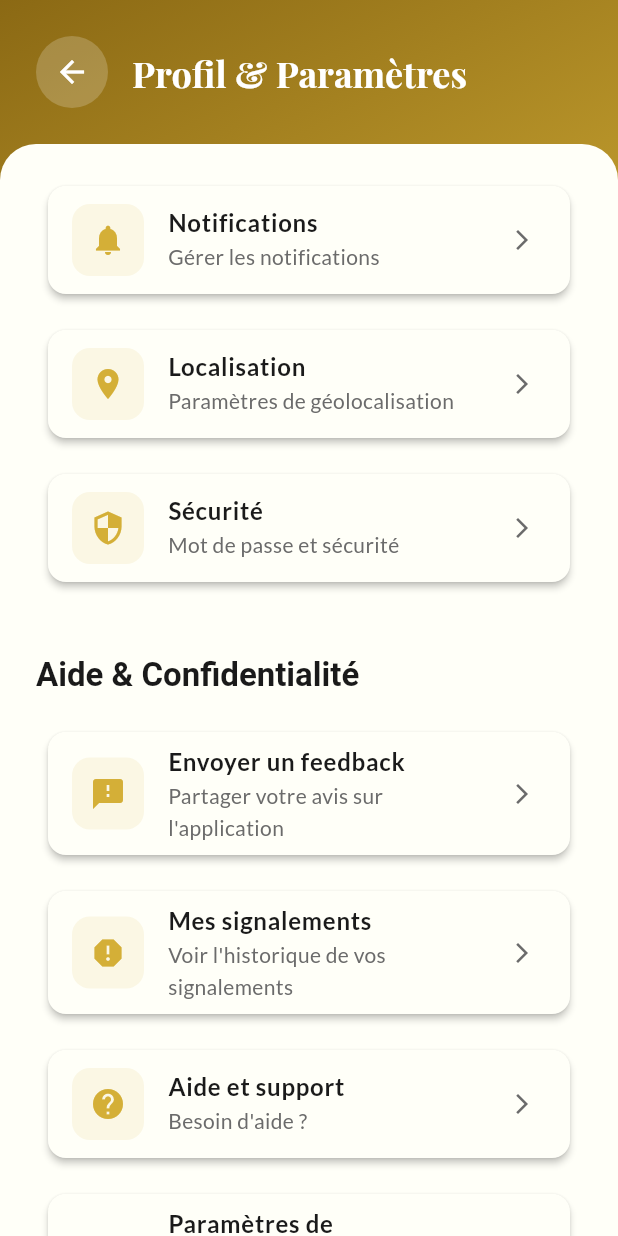
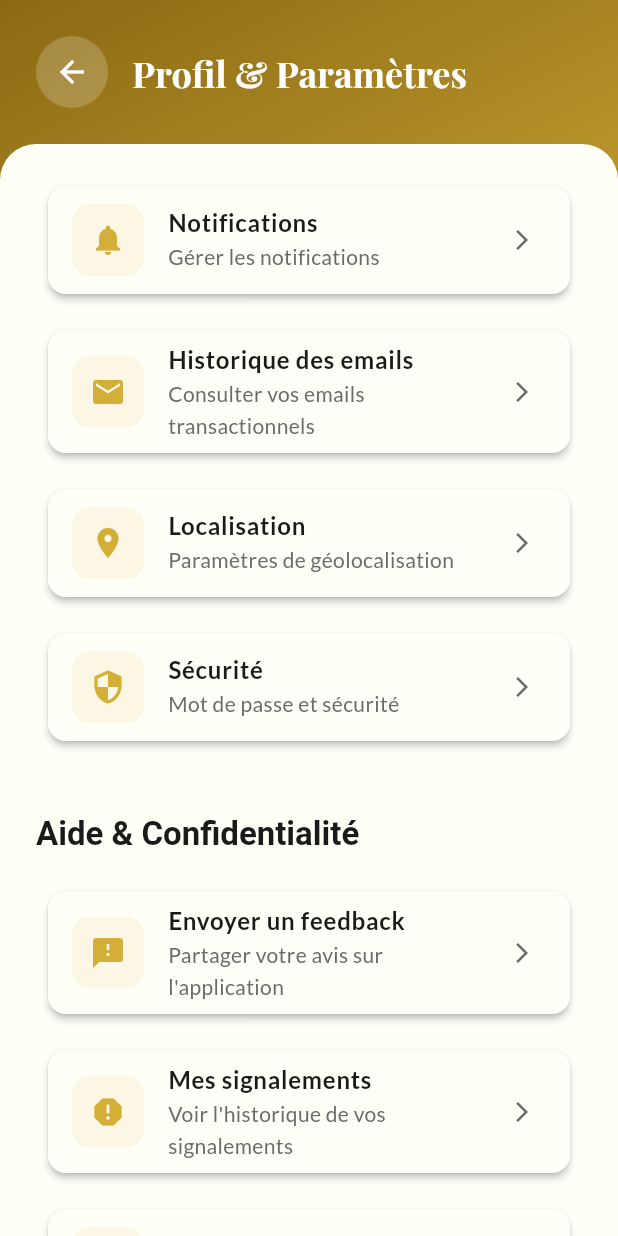
Before and after one commit to marcucus/GoldWen-App-Frontend, a Flutter app: the SettingsPage screen opened by its route, scrolled down 1152 dp, on a phone screen of 412 x 824 dp. Run offline on Flutter 3.47's test engine with Material 3 defaults, Android fonts, the phone set to English and light mode, and no system bars; our stand-ins replace cached_network_image, dio, emoji_picker_flutter, firebase_core, firebase_messaging, flutter_local_notifications and 11 more; missing offline and left inert: mixpanel_flutter, purchases_flutter; accounts and stored records are empty; network calls fail; project files that could hold a hidden picture were left out.

Commit message:
Integrate email history into settings and app routing
Co-authored-by: marcucus <43345482+marcucus@users.noreply.github.com>

```diff
--- a/lib/core/routes/app_router.dart
+++ b/lib/core/routes/app_router.dart
@@ -22,6 +22,7 @@ import '../../features/legal/pages/data_export_page.dart';
 import '../../features/legal/pages/account_deletion_page.dart';
 import '../../features/user/pages/user_profile_page.dart';
 import '../../features/settings/pages/settings_page.dart';
+import '../../features/settings/pages/email_history_page.dart';
 import '../../features/notifications/pages/notifications_page.dart';
 import '../../features/notifications/pages/notification_test_page.dart';
 import '../../features/admin/pages/admin_login_page.dart';
@@ -178,6 +179,13 @@ class AppRouter {
         builder: (context, state) => const SettingsPage(),
       ),
 
+      // Email History
+      GoRoute(
+        path: '/email-history',
+        name: 'email-history',
+        builder: (context, state) => const EmailHistoryPage(),
+      ),
+
       // Notifications
       GoRoute(
         path: '/notifications',
--- a/lib/features/settings/pages/settings_page.dart
+++ b/lib/features/settings/pages/settings_page.dart
@@ -463,6 +463,13 @@ class _SettingsPageState extends State<SettingsPage> {
           'Gérer les notifications',
           Icons.notifications,
           () => _showNotificationSettings(context),
+        ),
+        _buildSettingItem(
+          context,
+          'Historique des emails',
+          'Consulter vos emails transactionnels',
+          Icons.email,
+          () => context.go('/email-history'),
         ),
         _buildSettingItem(
           context,
--- a/lib/main.dart
+++ b/lib/main.dart
@@ -21,6 +21,7 @@ import 'features/matching/providers/report_provider.dart';
 import 'features/chat/providers/chat_provider.dart';
 import 'features/subscription/providers/subscription_provider.dart';
 import 'features/notifications/providers/notification_provider.dart';
+import 'features/settings/providers/email_notification_provider.dart';
 import 'features/admin/providers/admin_auth_provider.dart';
 import 'features/admin/providers/admin_provider.dart';
 import 'features/feedback/providers/feedback_provider.dart';
@@ -82,6 +83,9 @@ class GoldWenApp extends StatelessWidget {
             ..loadNotifications()
                 .catchError((e) => print('Failed to load notifications: $e')),
         ),
+        ChangeNotifierProvider(
+          create: (_) => EmailNotificationProvider(),
+        ),
       ],
       child: Consumer<AccessibilityService>(
         builder: (context, accessibilityService, child) {
```
